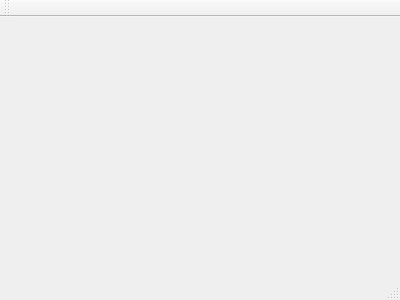
Before: the Qt Designer form mainwindow.ui in evilsmile/ControlXiaomi, drawn with Qt 5.
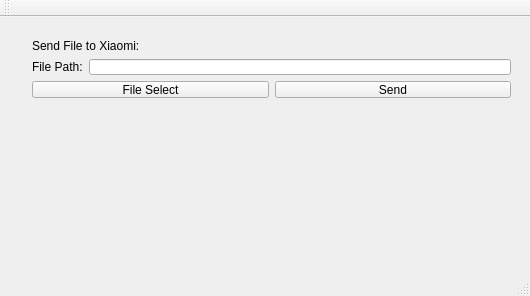
After: the same form once the commit is applied.

What changed in the file:
```diff
--- a/mainwindow.ui
+++ b/mainwindow.ui
@@ -1,24 +1,91 @@
 <ui version="4.0">
  <class>MainWindow</class>
- <widget class="QMainWindow" name="MainWindow" >
-  <property name="geometry" >
+ <widget class="QMainWindow" name="MainWindow">
+  <property name="geometry">
    <rect>
     <x>0</x>
     <y>0</y>
-    <width>400</width>
-    <height>300</height>
+    <width>530</width>
+    <height>296</height>
    </rect>
   </property>
   <property name="windowTitle" >
    <string>MainWindow</string>
   </property>
-  <widget class="QMenuBar" name="menuBar" />
-  <widget class="QToolBar" name="mainToolBar" />
-  <widget class="QWidget" name="centralWidget" />
-  <widget class="QStatusBar" name="statusBar" />
+  <widget class="QWidget" name="centralWidget">
+   <widget class="QWidget" name="">
+    <property name="geometry">
+     <rect>
+      <x>21</x>
+      <y>11</y>
+      <width>501</width>
+      <height>81</height>
+     </rect>
+    </property>
+    <layout class="QVBoxLayout" name="verticalLayout">
+     <item>
+      <widget class="QLabel" name="label">
+       <property name="text">
+        <string>Send File to Xiaomi:</string>
+       </property>
+      </widget>
+     </item>
+     <item>
+      <layout class="QHBoxLayout" name="horizontalLayout">
+       <item>
+        <widget class="QLabel" name="label_2">
+         <property name="text">
+          <string>File Path:</string>
+         </property>
+        </widget>
+       </item>
+       <item>
+        <widget class="QLineEdit" name="file_path_edit"/>
+       </item>
+      </layout>
+     </item>
+     <item>
+      <layout class="QHBoxLayout" name="horizontalLayout_2">
+       <item>
+        <widget class="QPushButton" name="fileSelectButton">
+         <property name="text">
+          <string>File Select</string>
+         </property>
+        </widget>
+       </item>
+       <item>
+        <widget class="QPushButton" name="sendButton">
+         <property name="text">
+          <string>Send</string>
+         </property>
+        </widget>
+       </item>
+      </layout>
+     </item>
+    </layout>
+   </widget>
+  </widget>
+  <widget class="QMenuBar" name="menuBar">
+   <property name="geometry">
+    <rect>
+     <x>0</x>
+     <y>0</y>
+     <width>530</width>
+     <height>23</height>
+    </rect>
+   </property>
+  </widget>
+  <widget class="QToolBar" name="mainToolBar">
+   <attribute name="toolBarArea">
+    <enum>TopToolBarArea</enum>
+   </attribute>
+   <attribute name="toolBarBreak">
+    <bool>false</bool>
+   </attribute>
+  </widget>
+  <widget class="QStatusBar" name="statusBar"/>
  </widget>
- <layoutDefault spacing="6" margin="11" />
- <pixmapfunction></pixmapfunction>
+ <layoutdefault spacing="6" margin="11"/>
  <resources/>
  <connections/>
 </ui>
```
Left out of the diff: 3 changed lines with no effect on the pictures.
